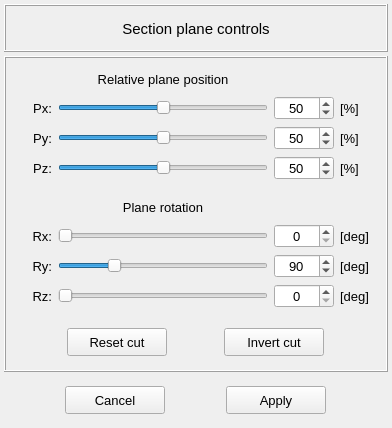
open-pulse/OpenPulse, file pulse/interface/data/ui_files/render/section_plane_inputs.ui: the form before one commit.
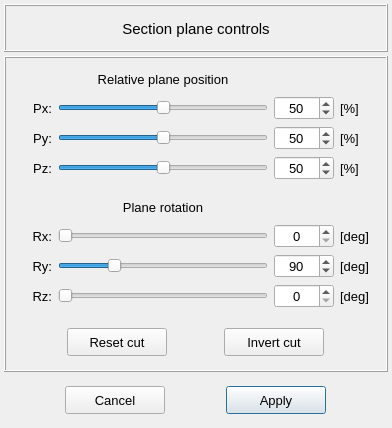
The form after the commit.

```diff
--- a/pulse/interface/data/ui_files/render/section_plane_inputs.ui
+++ b/pulse/interface/data/ui_files/render/section_plane_inputs.ui
@@ -906,6 +906,9 @@
         <property name="text">
          <string>Apply</string>
         </property>
+        <property name="default">
+         <bool>true</bool>
+        </property>
        </widget>
       </item>
       <item row="1" column="0">
```
Left out of the diff: 18 changed lines with no effect on the pictures.
